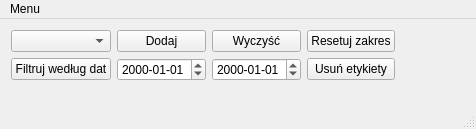
Above: MainWindow.ui from thewitcher/GarminCharts before the change. Below: the same form after it.
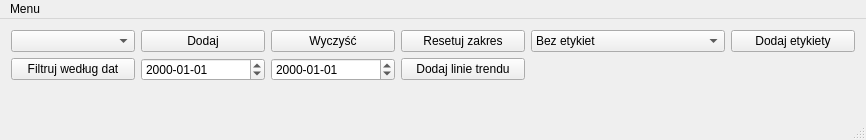
That is the form after the change. Custom widgets are drawn as their Qt base class.

What changed in the file:
```diff
--- a/MainWindow.ui
+++ b/MainWindow.ui
@@ -6,8 +6,8 @@
    <rect>
     <x>0</x>
     <y>0</y>
-    <width>476</width>
-    <height>129</height>
+    <width>866</width>
+    <height>135</height>
    </rect>
   </property>
   <property name="windowTitle">
@@ -15,6 +15,37 @@
   </property>
   <widget class="QWidget" name="centralWidget">
    <layout class="QGridLayout" name="gridLayout">
+    <item row="0" column="4">
+     <widget class="QComboBox" name="m_pLabelsComboBox">
+      <item>
+       <property name="text">
+        <string>Bez etykiet</string>
+       </property>
+      </item>
+      <item>
+       <property name="text">
+        <string>Etykieta na każdym punkcie</string>
+       </property>
+      </item>
+      <item>
+       <property name="text">
+        <string>Etykieta na co drugim punkcie</string>
+       </property>
+      </item>
+      <item>
+       <property name="text">
+        <string>Etykieta na co trzecim punkcie</string>
+       </property>
+      </item>
+     </widget>
+    </item>
+    <item row="0" column="5">
+     <widget class="QPushButton" name="m_pAddLabels">
+      <property name="text">
+       <string>Dodaj etykiety</string>
+      </property>
+     </widget>
+    </item>
     <item row="0" column="3">
      <widget class="QPushButton" name="m_pResetRangeButton">
       <property name="text">
@@ -66,7 +97,14 @@
     <item row="1" column="3">
      <widget class="QPushButton" name="m_pDeleteLabels">
       <property name="text">
-       <string>Usuń etykiety</string>
+       <string>Dodaj linie trendu</string>
+      </property>
+     </widget>
+    </item>
+    <item row="5" column="0">
+     <widget class="QLabel" name="m_pValue">
+      <property name="text">
+       <string/>
       </property>
      </widget>
     </item>
@@ -77,8 +115,8 @@
     <rect>
      <x>0</x>
      <y>0</y>
-     <width>476</width>
-     <height>20</height>
+     <width>866</width>
+     <height>22</height>
     </rect>
    </property>
    <widget class="QMenu" name="menuTreningi">
```
Left out of the diff: 2 changed lines with no effect on the pictures.
